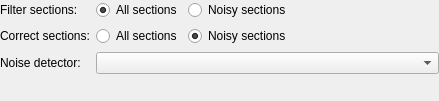
The window that code/interface/vicomposedwidgets/forms/vinoisedetectorwidget.ui (visore/Visore) describes before a commit, drawn with Qt 5.
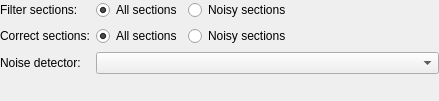
The same window after the commit.

What changed in the file:
```diff
--- a/code/interface/vicomposedwidgets/forms/vinoisedetectorwidget.ui
+++ b/code/interface/vicomposedwidgets/forms/vinoisedetectorwidget.ui
@@ -118,7 +118,7 @@
          <string>All sections</string>
         </property>
         <property name="checked">
-         <bool>false</bool>
+         <bool>true</bool>
         </property>
        </widget>
       </item>
@@ -141,7 +141,7 @@
          <string>Noisy sections</string>
         </property>
         <property name="checked">
-         <bool>true</bool>
+         <bool>false</bool>
         </property>
        </widget>
       </item>
```
